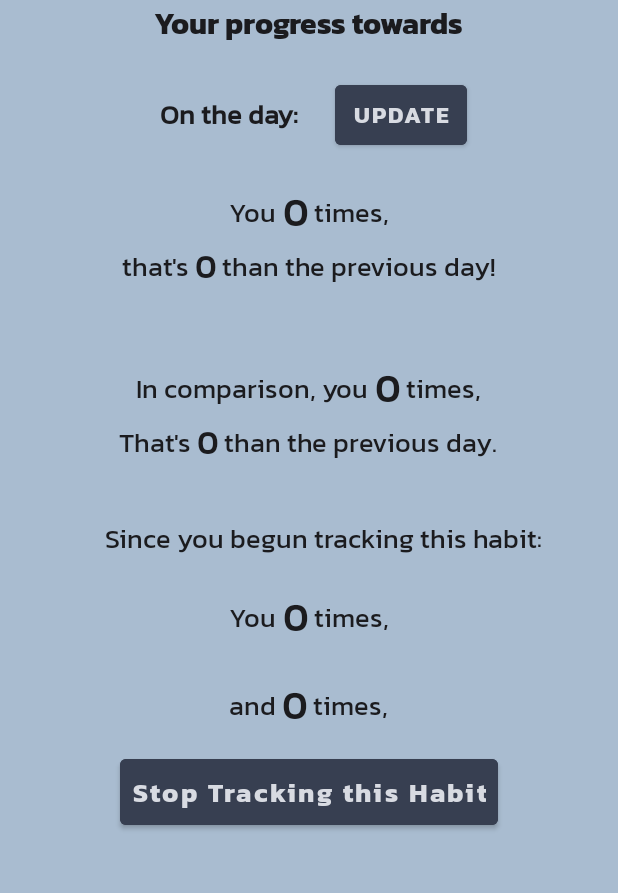
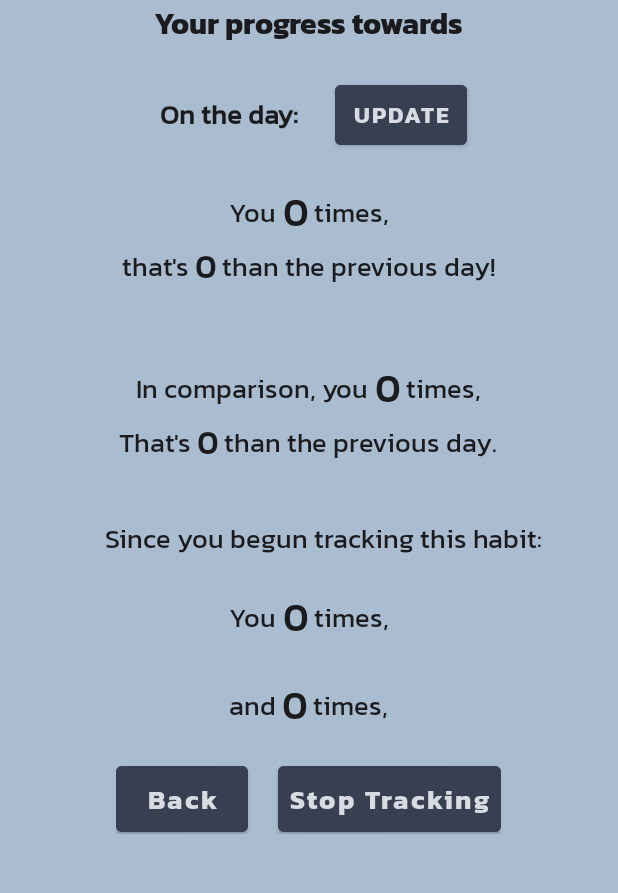
Before and after one commit to dawangk/B07-Planetze, an Android app: the layout activity_habit_progress.xml on its own in the app's theme, with its tools: preview values and no code run, on a phone screen of 412 x 824 dp, the part 291-1184 px from its top. Run offline under Robolectric (Android 15) with nearby library versions, the phone set to English and light mode, and no system bars.

Commit message:
added back button, page refresh upon button click

```diff
--- a/app/src/main/res/layout/activity_habit_progress.xml
+++ b/app/src/main/res/layout/activity_habit_progress.xml
@@ -336,11 +336,17 @@
 
     </LinearLayout>
 
-    <Button
-        android:id="@+id/stopTracking"
+    <LinearLayout
         android:layout_width="wrap_content"
         android:layout_height="wrap_content"
-        android:text="Stop Tracking this Habit"
+        android:orientation="horizontal"
+        android:gravity="center">
+
+        <Button
+            android:id="@+id/back"
+            android:layout_width="wrap_content"
+            android:layout_height="wrap_content"
+            android:text="Back"
             android:textAllCaps="false"
             android:fontFamily="@font/bold_font"
             android:textColor="@color/white"
@@ -348,6 +354,24 @@
             android:backgroundTint="@color/dark_gray"
             android:padding="8dp"
             android:layout_gravity="center"
-        android:layout_marginTop="10dp"/>
+            android:layout_marginTop="10dp"
+            android:layout_marginRight="10dp"/>
+
+        <Button
+            android:id="@+id/stopTracking"
+            android:layout_width="wrap_content"
+            android:layout_height="wrap_content"
+            android:text="Stop Tracking"
+            android:textAllCaps="false"
+            android:fontFamily="@font/bold_font"
+            android:textColor="@color/white"
+            android:textSize="18dp"
+            android:backgroundTint="@color/dark_gray"
+            android:padding="8dp"
+            android:layout_gravity="center"
+            android:layout_marginTop="10dp"
+            android:layout_marginLeft="10dp"/>
 
     </LinearLayout>
+
+</LinearLayout>
```
Also changed, not shown: app/src/main/java/com/example/b07projectfall2024/HabitTracking/HabitProgressActivity.java (+13 -0 lines), app/src/main/java/com/example/b07projectfall2024/HabitTracking/HabitsFragment.java (+8 -1 lines). Lines whose indentation alone changed are shown as unchanged.
